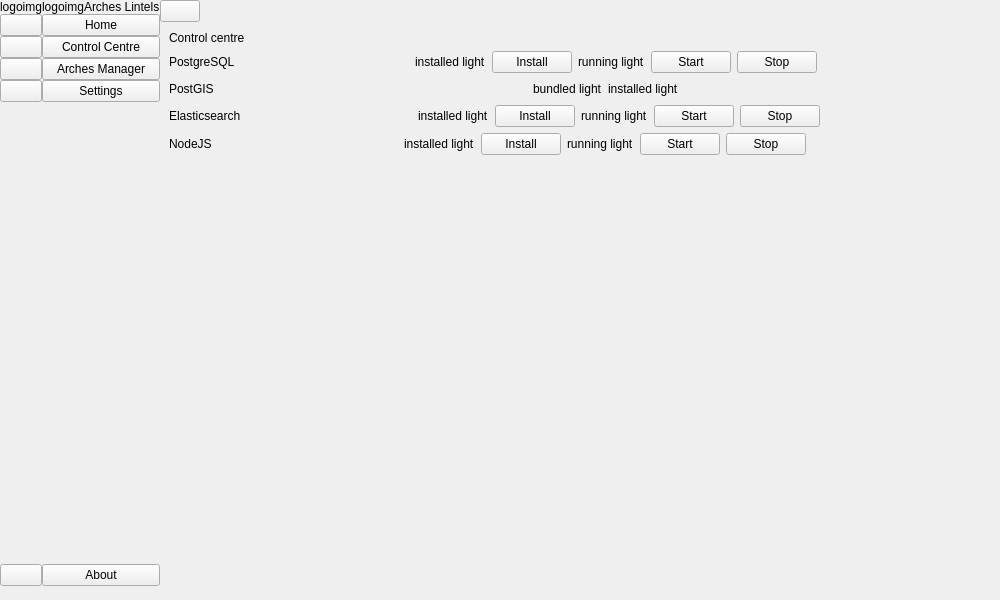
Qt form arches_lintels/ui/ui_mainwindow.ui (k-int/arches-lintels) before a commit.
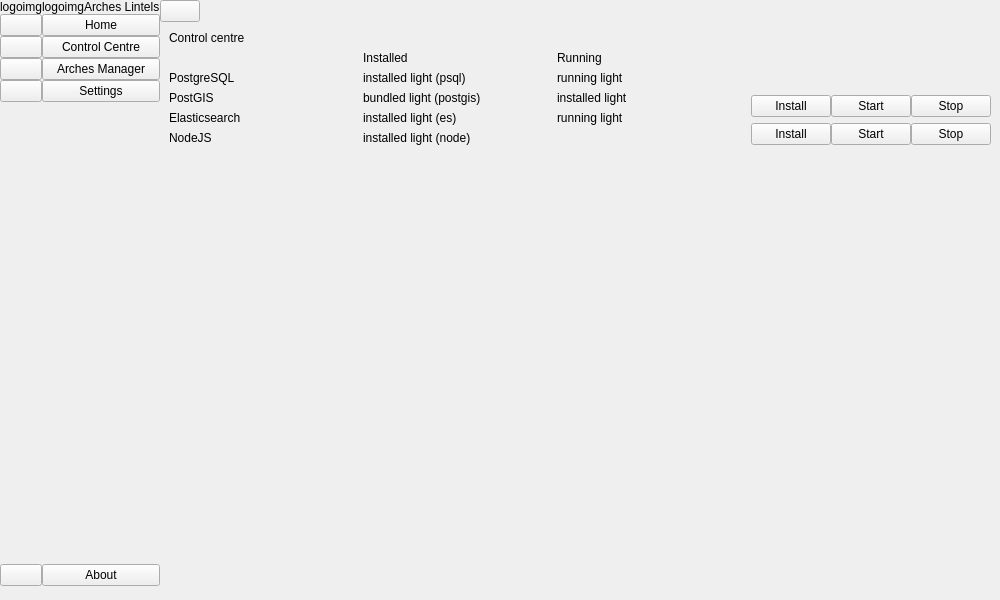
The same form after that commit.

Commit message: Update control centre ui

The edit to the form file:
```diff
--- a/arches_lintels/ui/ui_mainwindow.ui
+++ b/arches_lintels/ui/ui_mainwindow.ui
@@ -231,166 +231,108 @@
             </widget>
            </item>
            <item>
-            <layout class="QVBoxLayout" name="verticalLayout_10">
+            <layout class="QHBoxLayout" name="horizontalLayout_4">
              <item>
-              <layout class="QHBoxLayout" name="ccPostgresLayout">
+              <layout class="QVBoxLayout" name="depTitles">
                <item>
-                <widget class="QLabel" name="label_11">
+                <widget class="QLabel" name="depEmptyTitle">
+                 <property name="text">
+                  <string/>
+                 </property>
+                </widget>
+               </item>
+               <item>
+                <widget class="QLabel" name="depPsqlTitleLabel">
                  <property name="text">
                   <string>PostgreSQL</string>
                  </property>
                 </widget>
                </item>
                <item>
-                <spacer name="horizontalSpacer_7">
-                 <property name="orientation">
-                  <enum>Qt::Orientation::Horizontal</enum>
-                 </property>
-                 <property name="sizeHint" stdset="0">
-                  <size>
-                   <width>40</width>
-                   <height>20</height>
-                  </size>
-                 </property>
-                </spacer>
-               </item>
-               <item>
-                <widget class="QLabel" name="postgresInstalledLabel">
-                 <property name="text">
-                  <string>installed light</string>
-                 </property>
-                </widget>
-               </item>
-               <item>
-                <widget class="QPushButton" name="postgresInstallButton">
-                 <property name="text">
-                  <string>Install</string>
-                 </property>
-                </widget>
-               </item>
-               <item>
-                <widget class="QLabel" name="postgresRunningLabel">
-                 <property name="text">
-                  <string>running light</string>
-                 </property>
-                </widget>
-               </item>
-               <item>
-                <widget class="QPushButton" name="postgresRunButton">
-                 <property name="text">
-                  <string>Start</string>
-                 </property>
-                </widget>
-               </item>
-               <item>
-                <widget class="QPushButton" name="postgresStopButton">
-                 <property name="text">
-                  <string>Stop</string>
-                 </property>
-                </widget>
-               </item>
-               <item>
-                <spacer name="horizontalSpacer_2">
-                 <property name="orientation">
-                  <enum>Qt::Orientation::Horizontal</enum>
-                 </property>
-                 <property name="sizeHint" stdset="0">
-                  <size>
-                   <width>40</width>
-                   <height>20</height>
-                  </size>
-                 </property>
-                </spacer>
-               </item>
-              </layout>
-             </item>
-             <item>
-              <layout class="QHBoxLayout" name="ccPostgisLayout">
-               <item>
-                <widget class="QLabel" name="label_2">
+                <widget class="QLabel" name="depPostgisTitleLabel">
                  <property name="text">
                   <string>PostGIS</string>
                  </property>
                 </widget>
                </item>
                <item>
-                <spacer name="horizontalSpacer_8">
-                 <property name="orientation">
-                  <enum>Qt::Orientation::Horizontal</enum>
-                 </property>
-                 <property name="sizeHint" stdset="0">
-                  <size>
-                   <width>40</width>
-                   <height>20</height>
-                  </size>
-                 </property>
-                </spacer>
-               </item>
-               <item>
-                <widget class="QLabel" name="postgisBundledLabel">
-                 <property name="text">
-                  <string>bundled light</string>
-                 </property>
-                </widget>
-               </item>
-               <item>
-                <widget class="QLabel" name="postgisInstalledLabel">
-                 <property name="text">
-                  <string>installed light</string>
-                 </property>
-                </widget>
-               </item>
-               <item>
-                <spacer name="horizontalSpacer_9">
-                 <property name="orientation">
-                  <enum>Qt::Orientation::Horizontal</enum>
-                 </property>
-                 <property name="sizeHint" stdset="0">
-                  <size>
-                   <width>40</width>
-                   <height>20</height>
-                  </size>
-                 </property>
-                </spacer>
-               </item>
-              </layout>
-             </item>
-             <item>
-              <layout class="QHBoxLayout" name="ccElasticLayout">
-               <item>
-                <widget class="QLabel" name="label_14">
+                <widget class="QLabel" name="depEsTitleLabel">
                  <property name="text">
                   <string>Elasticsearch</string>
                  </property>
                 </widget>
                </item>
                <item>
-                <spacer name="horizontalSpacer_4">
-                 <property name="orientation">
-                  <enum>Qt::Orientation::Horizontal</enum>
+                <widget class="QLabel" name="depNodeTitleLabel">
+                 <property name="text">
+                  <string>NodeJS</string>
                  </property>
-                 <property name="sizeHint" stdset="0">
-                  <size>
-                   <width>40</width>
-                   <height>20</height>
-                  </size>
+                </widget>
+               </item>
+              </layout>
+             </item>
+             <item>
+              <layout class="QVBoxLayout" name="depInstalledLabels">
+               <item>
+                <widget class="QLabel" name="installedTitleLabel">
+                 <property name="text">
+                  <string>Installed</string>
                  </property>
-                </spacer>
+                </widget>
+               </item>
+               <item>
+                <widget class="QLabel" name="postgresInstalledLabel">
+                 <property name="text">
+                  <string>installed light (psql)</string>
+                 </property>
+                </widget>
+               </item>
+               <item>
+                <widget class="QLabel" name="postgisBundledLabel">
+                 <property name="text">
+                  <string>bundled light (postgis)</string>
+                 </property>
+                </widget>
                </item>
                <item>
                 <widget class="QLabel" name="elasticInstalledLabel">
                  <property name="text">
+                  <string>installed light (es)</string>
+                 </property>
+                </widget>
+               </item>
+               <item>
+                <widget class="QLabel" name="nodeInstalledLabel">
+                 <property name="text">
+                  <string>installed light (node)</string>
+                 </property>
+                </widget>
+               </item>
+              </layout>
+             </item>
+             <item>
+              <layout class="QVBoxLayout" name="verticalLayout_11">
+               <item>
+                <widget class="QLabel" name="runningTitleLabel">
+                 <property name="text">
+                  <string>Running</string>
+                 </property>
+                </widget>
+               </item>
+               <item>
+                <widget class="QLabel" name="postgresRunningLabel">
+                 <property name="text">
+                  <string>running light</string>
+                 </property>
+                </widget>
+               </item>
+               <item>
+                <widget class="QLabel" name="postgisInstalledLabel">
+                 <property name="text">
                   <string>installed light</string>
                  </property>
                 </widget>
                </item>
-               <item>
-                <widget class="QPushButton" name="elasticInstallButton">
-                 <property name="text">
-                  <string>Install</string>
-                 </property>
-                </widget>
-               </item>
                <item>
                 <widget class="QLabel" name="elasticRunningLabel">
                  <property name="text">
@@ -399,103 +341,84 @@
                 </widget>
                </item>
                <item>
-                <widget class="QPushButton" name="elasticStartButton">
+                <widget class="QLabel" name="nodeRunningLabel">
                  <property name="text">
-                  <string>Start</string>
+                  <string/>
                  </property>
                 </widget>
                </item>
-               <item>
-                <widget class="QPushButton" name="elasticStopButton">
-                 <property name="text">
-                  <string>Stop</string>
-                 </property>
-                </widget>
-               </item>
-               <item>
-                <spacer name="horizontalSpacer_6">
-                 <property name="orientation">
-                  <enum>Qt::Orientation::Horizontal</enum>
-                 </property>
-                 <property name="sizeHint" stdset="0">
-                  <size>
-                   <width>40</width>
-                   <height>20</height>
-                  </size>
-                 </property>
-                </spacer>
-               </item>
               </layout>
              </item>
              <item>
-              <layout class="QHBoxLayout" name="horizontalLayout_5">
+              <layout class="QVBoxLayout" name="verticalLayout_8">
                <item>
-                <widget class="QLabel" name="label_17">
+                <widget class="QLabel" name="label_2">
                  <property name="text">
-                  <string>NodeJS</string>
+                  <string/>
                  </property>
                 </widget>
                </item>
                <item>
-                <spacer name="horizontalSpacer_10">
-                 <property name="orientation">
-                  <enum>Qt::Orientation::Horizontal</enum>
+                <layout class="QHBoxLayout" name="depPostgresButtonLayout">
+                 <property name="spacing">
+                  <number>0</number>
                  </property>
-                 <property name="sizeHint" stdset="0">
-                  <size>
-                   <width>40</width>
-                   <height>20</height>
-                  </size>
-                 </property>
-                </spacer>
+                 <item>
+                  <widget class="QPushButton" name="postgresInstallButton">
+                   <property name="text">
+                    <string>Install</string>
+                   </property>
+                  </widget>
+                 </item>
+                 <item>
+                  <widget class="QPushButton" name="postgresRunButton">
+                   <property name="text">
+                    <string>Start</string>
+                   </property>
+                  </widget>
+                 </item>
+                 <item>
+                  <widget class="QPushButton" name="postgresStopButton">
+                   <property name="text">
+                    <string>Stop</string>
+                   </property>
+                  </widget>
+                 </item>
+                </layout>
                </item>
                <item>
-                <widget class="QLabel" name="label_16">
-                 <property name="text">
-                  <string>installed light</string>
-                 </property>
-                </widget>
+                <layout class="QHBoxLayout" name="horizontalLayout_7"/>
                </item>
                <item>
-                <widget class="QPushButton" name="pushButton">
-                 <property name="text">
-                  <string>Install</string>
+                <layout class="QHBoxLayout" name="depEsButtonLayout">
+                 <property name="spacing">
+                  <number>0</number>
                  </property>
-                </widget>
+                 <item>
+                  <widget class="QPushButton" name="elasticInstallButton">
+                   <property name="text">
+                    <string>Install</string>
+                   </property>
+                  </widget>
+                 </item>
+                 <item>
+                  <widget class="QPushButton" name="elasticStartButton">
+                   <property name="text">
+                    <string>Start</string>
+                   </property>
+                  </widget>
+                 </item>
+                 <item>
+                  <widget class="QPushButton" name="elasticStopButton">
+                   <property name="text">
+                    <string>Stop</string>
+                   </property>
+                  </widget>
+                 </item>
+                </layout>
                </item>
                <item>
-                <widget class="QLabel" name="label_18">
-                 <property name="text">
-                  <string>running light</string>
-                 </property>
-                </widget>
-               </item>
-               <item>
-                <widget class="QPushButton" name="pushButton_2">
-                 <property name="text">
-                  <string>Start</string>
-                 </property>
-                </widget>
-               </item>
-               <item>
-                <widget class="QPushButton" name="pushButton_4">
-                 <property name="text">
-                  <string>Stop</string>
-                 </property>
-                </widget>
-               </item>
-               <item>
-                <spacer name="horizontalSpacer_11">
-                 <property name="orientation">
-                  <enum>Qt::Orientation::Horizontal</enum>
-                 </property>
-                 <property name="sizeHint" stdset="0">
-                  <size>
-                   <width>40</width>
-                   <height>20</height>
-                  </size>
-                 </property>
-                </spacer>
+                <layout class="QHBoxLayout" name="horizontalLayout_6"/>
                </item>
               </layout>
              </item>
```
The commit also changes 2 other files.
